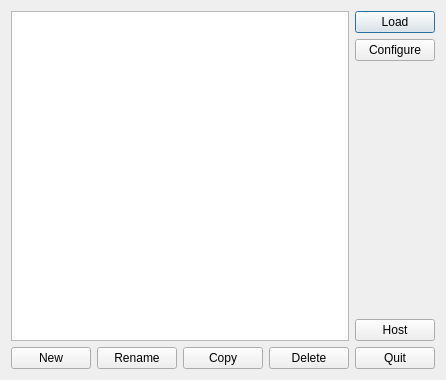
First picture: the form in src/qt-ui/ConfigureSelectionDlg.ui, repository sarah-walker-pcem/pcem, before the edit.
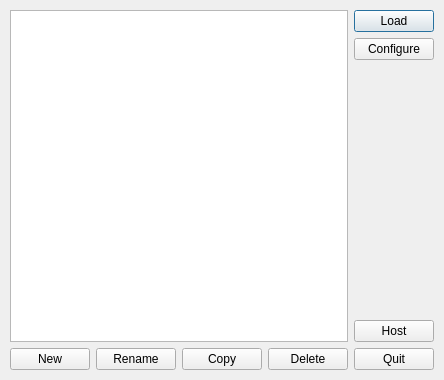
Second picture: the form after the edit.

Patch:
```diff
--- a/src/qt-ui/ConfigureSelectionDlg.ui
+++ b/src/qt-ui/ConfigureSelectionDlg.ui
@@ -12,6 +12,18 @@
    </size>
   </property>
   <layout class="QGridLayout" name="gridLayout">
+   <property name="leftMargin">
+    <number>10</number>
+   </property>
+   <property name="topMargin">
+    <number>10</number>
+   </property>
+   <property name="rightMargin">
+    <number>10</number>
+   </property>
+   <property name="bottomMargin">
+    <number>10</number>
+   </property>
    <item row="0" column="0">
     <widget class="QListWidget" name="IDC_LIST">
      <property name="minimumSize">
```
